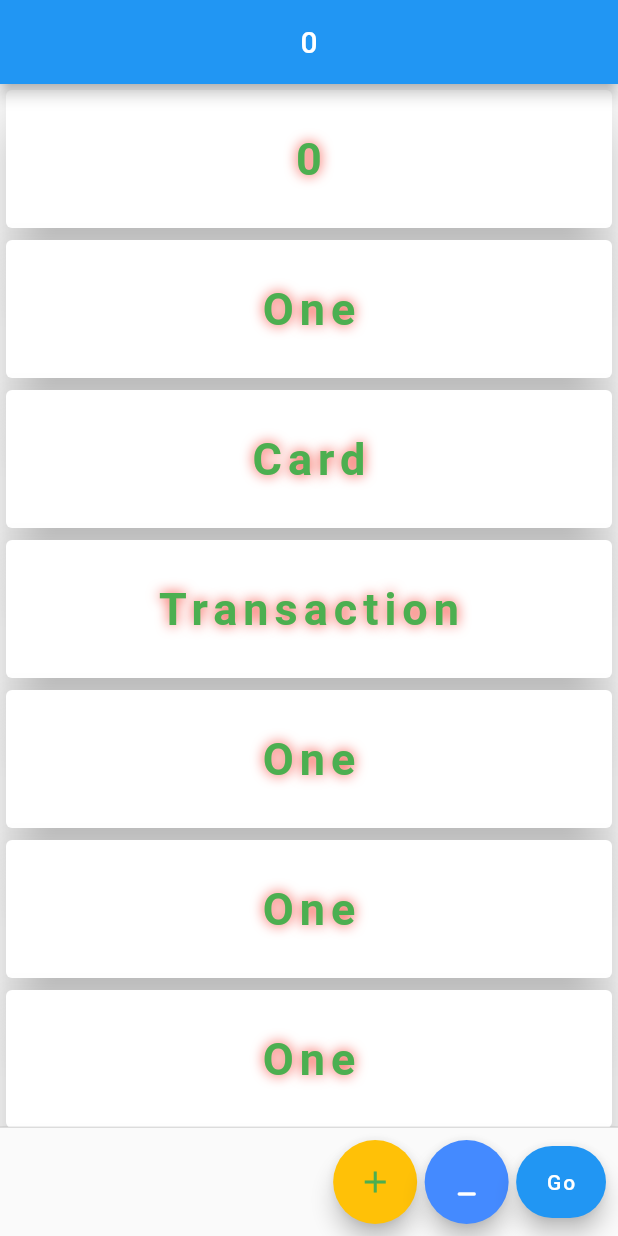
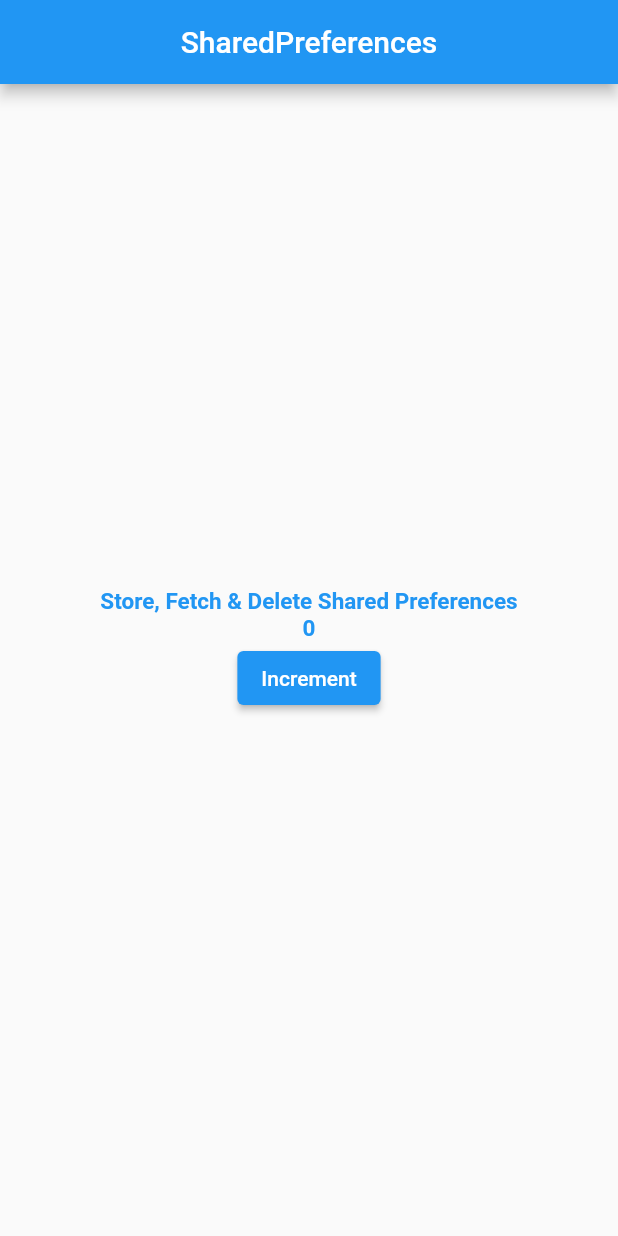
Before and after one commit to tech-aziz/sqflite_demo, a Flutter app: the screen it shows after launch, on a phone screen of 412 x 824 dp. Run offline on Flutter 3.47's test engine with Material 2 defaults, Android fonts, the phone set to English and light mode, and no system bars; our stand-ins replace get, shared_preferences.

Commit message:
implement shared preferences

```diff
--- a/lib/main.dart
+++ b/lib/main.dart
@@ -1,7 +1,7 @@
 import 'package:flutter/material.dart';
 import 'package:get/get.dart';
-import 'package:sqflite_demo/screens/home_page.dart';
-import 'screens/transaction_page.dart';
+import 'screens/sharedPreferences.dart';
+
 
 void main() {
   // AllBinding().dependencies();
@@ -20,9 +20,9 @@ class MyApp extends StatelessWidget {
       theme: ThemeData(
         primarySwatch: Colors.blue,
       ),
-      home: SqfliteDemo(),
+      home: SharedPreferencesDemo(),
       getPages: [
-        GetPage(name: '/card-page', page: () => TransactionPage()),
+        GetPage(name: '/card-page', page: () => const SharedPreferencesDemo()),
 
         ],
     );
--- /dev/null
+++ b/lib/screens/sharedPreferences.dart
@@ -0,0 +1,100 @@
+import 'dart:developer';
+
+import 'package:flutter/material.dart';
+import 'package:shared_preferences/shared_preferences.dart';
+
+class SharedPreferencesDemo extends StatefulWidget {
+  const SharedPreferencesDemo({super.key});
+
+  @override
+  State<SharedPreferencesDemo> createState() => _SharedPreferencesDemoState();
+}
+
+class _SharedPreferencesDemoState extends State<SharedPreferencesDemo> {
+
+  int value = 0;
+  SharedPreferences? sharedPreferences;
+
+  Future initSharedPreference() async {
+    sharedPreferences = await SharedPreferences.getInstance();
+  }
+
+  setValue() {
+    setState(() {
+      value++;
+      sharedPreferences?.setInt('id', value);
+    });
+  }
+
+  loadValue()  {
+    setState(() {
+      value = sharedPreferences?.getInt('id') ?? 0;
+    });
+  }
+
+  @override
+  void initState() {
+    // TODO: implement initState
+    super.initState();
+    loadValue();
+  }
+
+  @override
+  Widget build(BuildContext context) {
+    return Scaffold(
+      appBar: AppBar(
+        title: const Text('SharedPreferences'),
+        centerTitle: true,
+      ),
+      body: Padding(
+        padding: const EdgeInsets.all(12),
+        child: Column(
+          mainAxisAlignment: MainAxisAlignment.center,
+          // ignore: prefer_const_literals_to_create_immutables
+          children: [
+            const Center(
+              child: Text(
+                "Store, Fetch & Delete Shared Preferences",
+                style: TextStyle(
+                    fontSize: 15,
+                    color: Colors.blue,
+                    fontWeight: FontWeight.bold),
+              ),
+            ),
+            Center(
+              child: Text(
+                value.toString(),
+                style: const TextStyle(
+                    fontSize: 15,
+                    color: Colors.blue,
+                    fontWeight: FontWeight.bold),
+              ),
+            ),
+            ElevatedButton(
+                onPressed: () {
+                  setValue();
+                },
+                child: const Text('Increment')),
+            const SizedBox(
+              height: 12,
+            ),
+            // ElevatedButton(
+            //     onPressed: () {
+            //       setState(() async {
+            //         SharedPreferencesDemo.preferences;
+            //         SharedPreferencesDemo.preferences?.getInt('rollNumber');
+            //       });
+            //     },
+            //     child: const Text('Fetch/Get_data')),
+            // const SizedBox(
+            //   height: 12,
+            // ),
+            // ElevatedButton(onPressed: () {}, child: const Text('Delete')),
+          ],
+        ),
+      ),
+    );
+  }
+
+  void saveData() {}
+}
--- a/pubspec.yaml
+++ b/pubspec.yaml
@@ -38,6 +38,7 @@ dependencies:
   cupertino_icons: ^1.0.2
   sqflite: ^2.2.2
   get: ^4.6.5
+  shared_preferences: ^2.0.17
 
 dev_dependencies:
   flutter_test:
```
Also changed, not shown: pubspec.lock, 1 other file.
